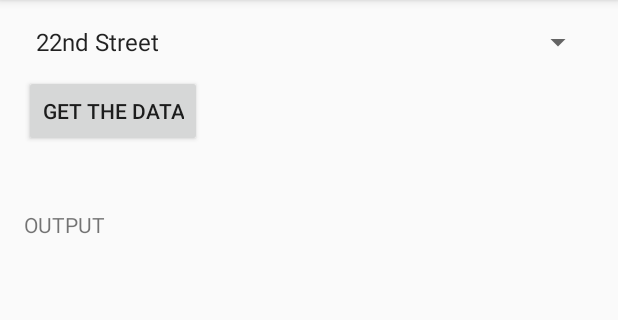
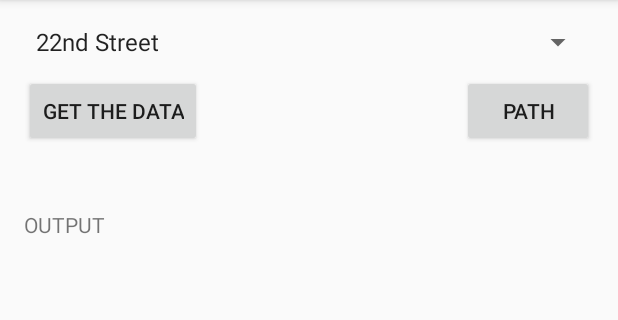
Before and after one commit to AlanCILee/csis3175, an Android app: the screen it shows after launch (MainActivity), on a phone screen of 412 x 824 dp, the part 84-404 px from its top. Run offline under Robolectric (Android 15) with nearby library versions, the phone set to English and light mode, and no system bars.

Commit message:
basic connection between MainActivity and Show Activity - Data Transmission (Path ArrayList) - Create Test Path

```diff
--- a/ObjTesting/app/src/main/AndroidManifest.xml
+++ b/ObjTesting/app/src/main/AndroidManifest.xml
@@ -15,6 +15,7 @@
                 <category android:name="android.intent.category.LAUNCHER" />
             </intent-filter>
         </activity>
+        <activity android:name=".Show"></activity>
     </application>
 
 </manifest>
--- a/ObjTesting/app/src/main/java/com/example/matt/objecttesting/Station.java
+++ b/ObjTesting/app/src/main/java/com/example/matt/objecttesting/Station.java
@@ -1,12 +1,13 @@
 package com.example.matt.objecttesting;
 
+import java.io.Serializable;
 import java.util.ArrayList;
 
 /**
  * Created by Matt on 12/02/2017.
  */
 
-public class Station
+public class Station implements Serializable
 {
     private String fullName;
     private String code;
--- a/ObjTesting/app/src/main/res/layout/activity_main.xml
+++ b/ObjTesting/app/src/main/res/layout/activity_main.xml
@@ -39,4 +39,13 @@
         android:layout_marginTop="42dp"
         android:id="@+id/txtOutput" />
 
+    <Button
+        android:text="Path"
+        android:onClick="showPath"
+        android:layout_width="wrap_content"
+        android:layout_height="wrap_content"
+        android:layout_alignTop="@+id/btnTest"
+        android:layout_alignParentEnd="true"
+        android:id="@+id/btnShow" />
+
 </RelativeLayout>
```
Also changed, not shown: ObjTesting/app/src/main/java/com/example/matt/objecttesting/MainActivity.java (+32 -0 lines), ObjTesting/app/src/main/java/com/example/matt/objecttesting/Path.java (+6 -1 lines), ObjTesting/app/src/main/java/com/example/matt/objecttesting/Show.java (added, +30 -0 lines), ObjTesting/app/src/main/res/layout/activity_show.xml (added, +20 -0 lines).
